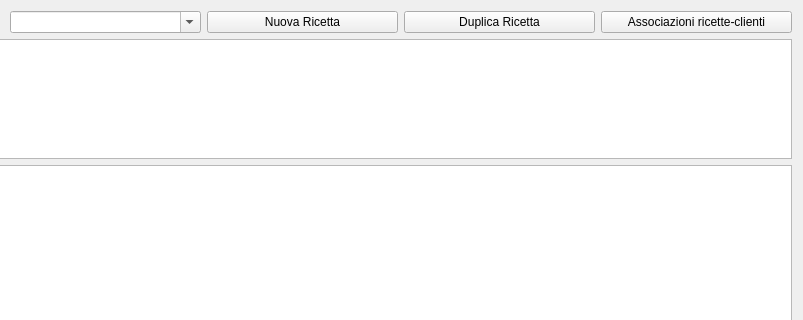
Qt form hmodricette.ui (fblabs/hamlet-mod-sancon) before a commit; both pictures show x 87 to 890 and y 0 to 320 of the 890 by 700 pixel window.
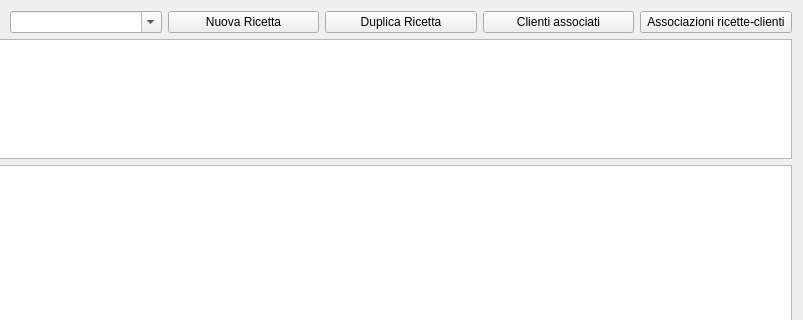
The same form after that commit. Icons and pictures are not drawn.

```diff
--- a/hmodricette.ui
+++ b/hmodricette.ui
@@ -68,6 +68,17 @@
        </property>
       </widget>
      </item>
+     <item>
+      <widget class="QPushButton" name="pbC4R">
+       <property name="text">
+        <string>Clienti associati</string>
+       </property>
+       <property name="icon">
+        <iconset resource="icons.qrc">
+         <normaloff>:/Resources/Link64.png</normaloff>:/Resources/Link64.png</iconset>
+       </property>
+      </widget>
+     </item>
      <item>
       <widget class="QPushButton" name="pushButton_4">
        <property name="text">
```
